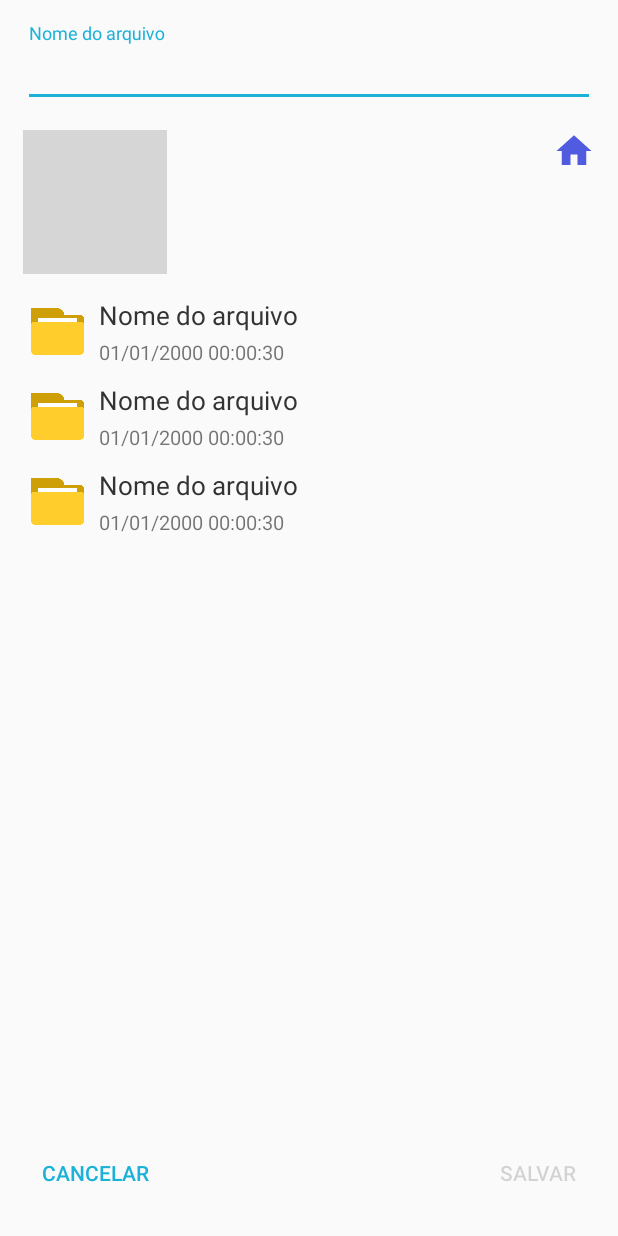
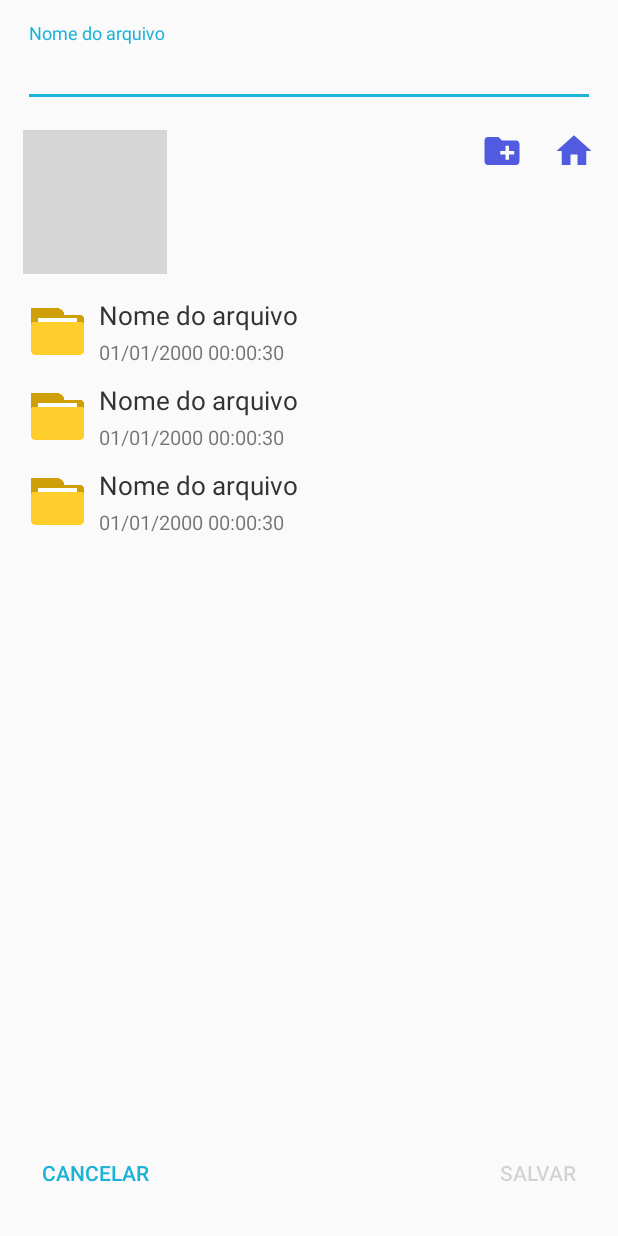
Before and after one commit to luan-silveira/SaveFile, an Android app: the layout activity_main.xml on its own in the app's theme, with its tools: preview values and no code run, on a phone screen of 412 x 824 dp. Run offline under Robolectric (Android 15) with nearby library versions, the phone set to English and light mode, and no system bars; grey boxes are pictures that could not be loaded.

Commit message:
Ajustes gerais e mudança no visual

```diff
--- /dev/null
+++ b/app/src/main/res/drawable/ic_new_folder.xml
@@ -0,0 +1,9 @@
+<vector xmlns:android="http://schemas.android.com/apk/res/android"
+        android:width="24dp"
+        android:height="24dp"
+        android:viewportWidth="24.0"
+        android:viewportHeight="24.0">
+    <path
+        android:fillColor="@color/colorPrimary"
+        android:pathData="M20,6h-8l-2,-2L4,4c-1.11,0 -1.99,0.89 -1.99,2L2,18c0,1.11 0.89,2 2,2h16c1.11,0 2,-0.89 2,-2L22,8c0,-1.11 -0.89,-2 -2,-2zM19,14h-3v3h-2v-3h-3v-2h3L14,9h2v3h3v2z"/>
+</vector>
--- a/app/src/main/res/layout/activity_main.xml
+++ b/app/src/main/res/layout/activity_main.xml
@@ -3,6 +3,7 @@
     xmlns:tools="http://schemas.android.com/tools"
     android:layout_width="match_parent"
     android:layout_height="match_parent"
+    xmlns:app="http://schemas.android.com/apk/res-auto"
     android:orientation="vertical"
     android:padding="15dp"
     tools:ignore="HardcodedText">
@@ -29,6 +30,18 @@
         android:layout_marginTop="15dp"
         android:background="@drawable/ic_back"
         android:onClick="btVoltarPastaClick" />
+
+    <ImageButton
+        android:id="@+id/btNovaPasta"
+        android:layout_width="28dp"
+        android:layout_height="wrap_content"
+        android:layout_alignBottom="@id/btHome"
+        android:layout_below="@id/inputNomeArquivo"
+        android:layout_marginTop="15dp"
+        android:layout_marginEnd="20dp"
+        android:background="@drawable/ic_new_folder"
+        android:layout_toStartOf="@id/btHome"
+        android:onClick="btNovaPastaClick" />
 
     <ImageButton
         android:id="@+id/btHome"
--- a/build.gradle
+++ b/build.gradle
@@ -7,7 +7,7 @@ buildscript {
 
     }
     dependencies {
-        classpath 'com.android.tools.build:gradle:3.5.0'
+        classpath 'com.android.tools.build:gradle:4.1.1'
 
         // NOTE: Do not place your application dependencies here; they belong
         // in the individual module build.gradle files
```
Also changed, not shown: app/src/main/java/br/com/luansilveira/savefile/MainActivity.java (+40 -0 lines), app/src/main/res/layout/layout_nova_pasta_dialog.xml (added, +12 -0 lines), gradle/wrapper/gradle-wrapper.properties.
